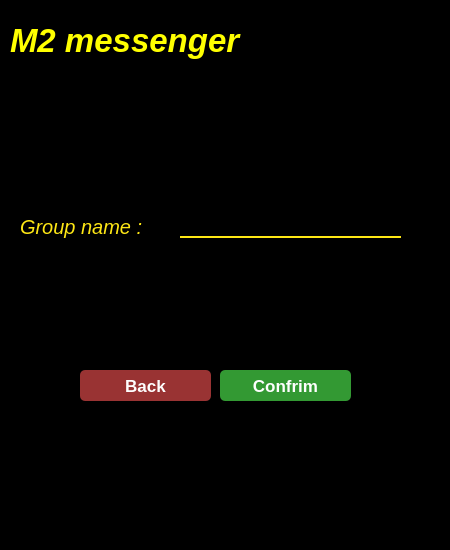
Before: the Qt Designer form untitled/joingroup.ui in MohamadKhavaran/M2-Massenger, drawn with Qt 5.
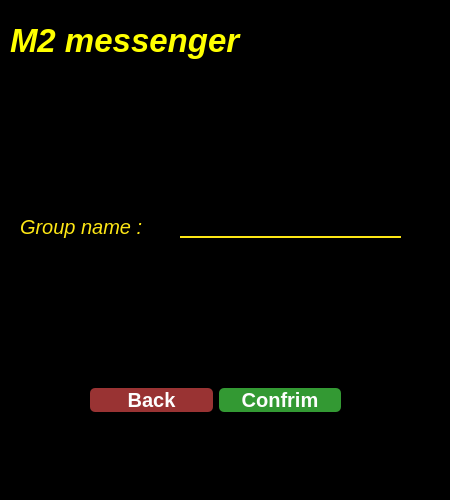
After: the same form once the commit is applied. Icons and pictures are not drawn.

```diff
--- a/untitled/joingroup.ui
+++ b/untitled/joingroup.ui
@@ -7,7 +7,7 @@
     <x>0</x>
     <y>0</y>
     <width>450</width>
-    <height>550</height>
+    <height>500</height>
    </rect>
   </property>
   <property name="windowTitle">
@@ -69,88 +69,6 @@
 }</string>
    </property>
   </widget>
-  <widget class="QPushButton" name="pushButton">
-   <property name="geometry">
-    <rect>
-     <x>220</x>
-     <y>370</y>
-     <width>131</width>
-     <height>31</height>
-    </rect>
-   </property>
-   <property name="font">
-    <font>
-     <pointsize>13</pointsize>
-     <bold>true</bold>
-    </font>
-   </property>
-   <property name="styleSheet">
-    <string notr="true">QPushButton#pushButton {
-color: white;
-border-radius: 5px;
-Background: #393;
-color: #fefefe;
-}
-
-QPushButton#pushButton:hover {
-	background-color: rgb(42, 46, 52);
-border-style: solid;
- border-width: 1px;
-	color: rgb(241, 182, 88);
-}
-
-QPushButton#pushButton:pressed {
-border-style: solid;
-border-width: 1px;
-	background-color: rgb(25, 69, 105);
-	color: rgb(85, 255, 255);
-}</string>
-   </property>
-   <property name="text">
-    <string>Confrim</string>
-   </property>
-  </widget>
-  <widget class="QPushButton" name="pushButton_2">
-   <property name="geometry">
-    <rect>
-     <x>80</x>
-     <y>370</y>
-     <width>131</width>
-     <height>31</height>
-    </rect>
-   </property>
-   <property name="font">
-    <font>
-     <pointsize>13</pointsize>
-     <bold>true</bold>
-    </font>
-   </property>
-   <property name="styleSheet">
-    <string notr="true">QPushButton#pushButton_2 {
-color: white;
-border-radius: 5px;
-Background: #933;
-color: #fefefe;
-}
-
-QPushButton#pushButton_2:hover {
-	background-color: rgb(42, 46, 52);
-border-style: solid;
- border-width: 1px;
-	color: rgb(241, 182, 88);
-}
-
-QPushButton#pushButton_2:pressed {
-border-style: solid;
-border-width: 1px;
-	background-color: rgb(25, 69, 105);
-	color: rgb(85, 255, 255);
-}</string>
-   </property>
-   <property name="text">
-    <string>Back</string>
-   </property>
-  </widget>
   <widget class="QLabel" name="label_2">
    <property name="geometry">
     <rect>
@@ -190,6 +108,88 @@
     <string/>
    </property>
   </widget>
+  <widget class="QWidget" name="horizontalLayoutWidget">
+   <property name="geometry">
+    <rect>
+     <x>90</x>
+     <y>360</y>
+     <width>251</width>
+     <height>80</height>
+    </rect>
+   </property>
+   <layout class="QHBoxLayout" name="horizontalLayout">
+    <item>
+     <widget class="QPushButton" name="pushButton_2">
+      <property name="font">
+       <font>
+        <pointsize>15</pointsize>
+        <bold>true</bold>
+       </font>
+      </property>
+      <property name="styleSheet">
+       <string notr="true">QPushButton#pushButton_2 {
+color: white;
+border-radius: 5px;
+Background: #933;
+color: #fefefe;
+}
+
+QPushButton#pushButton_2:hover {
+	background-color: rgb(42, 46, 52);
+border-style: solid;
+ border-width: 1px;
+	color: rgb(241, 182, 88);
+}
+
+QPushButton#pushButton_2:pressed {
+border-style: solid;
+border-width: 1px;
+	background-color: rgb(25, 69, 105);
+	color: rgb(85, 255, 255);
+}</string>
+      </property>
+      <property name="text">
+       <string>Back</string>
+      </property>
+     </widget>
+    </item>
+    <item>
+     <widget class="QPushButton" name="pushButton">
+      <property name="font">
+       <font>
+        <pointsize>15</pointsize>
+        <bold>true</bold>
+       </font>
+      </property>
+      <property name="styleSheet">
+       <string notr="true">QPushButton#pushButton {
+color: white;
+border-radius: 5px;
+Background: #393;
+color: #fefefe;
+}
+
+QPushButton#pushButton:hover {
+	background-color: rgb(42, 46, 52);
+border-style: solid;
+ border-width: 1px;
+	color: rgb(241, 182, 88);
+}
+
+QPushButton#pushButton:pressed {
+border-style: solid;
+border-width: 1px;
+	background-color: rgb(25, 69, 105);
+	color: rgb(85, 255, 255);
+}</string>
+      </property>
+      <property name="text">
+       <string>Confrim</string>
+      </property>
+     </widget>
+    </item>
+   </layout>
+  </widget>
  </widget>
  <resources/>
  <connections/>
```
